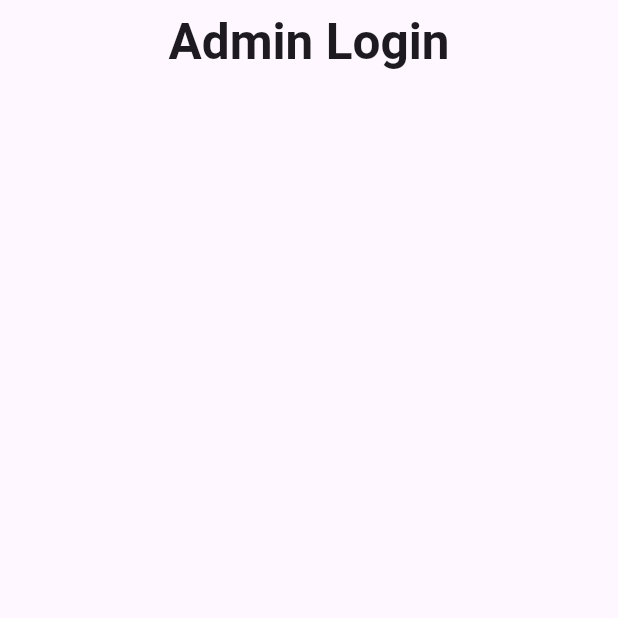
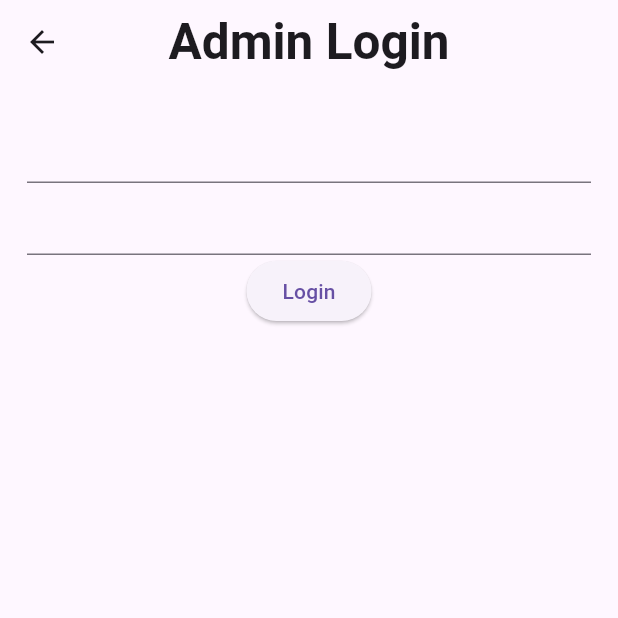
Before and after one commit to AvezChadchan/event_scheduler, a Flutter app: the screen it shows after launch, after a tap on "Login as Admin", on a phone screen of 412 x 824 dp, the top half of it. Run offline on Flutter 3.47's test engine with Material 3 defaults, Android fonts, the phone set to English and light mode, and no system bars; our stand-ins replace google_fonts, sqflite; accounts and stored records are empty.

Commit message:
feat: Add Admin dashboard and basic login screen

```diff
--- a/lib/Login/adminlogin.dart
+++ b/lib/Login/adminlogin.dart
@@ -1,8 +1,34 @@
 import 'package:flutter/material.dart';
+import 'package:event_scheduler/screens/admin_dashboard.dart';
 
-class AdminLogin extends StatelessWidget {
-  var userName = TextEditingController();
-  var passWord = TextEditingController();
+class AdminLogin extends StatefulWidget {
+  @override
+  State<AdminLogin> createState() => _AdminLoginState();
+}
+
+class _AdminLoginState extends State<AdminLogin> {
+  final emailController = TextEditingController();
+  final passwordController = TextEditingController();
+  void login() {
+    // if (emailController.text == "admin@college.com" &&
+    //     passwordController.text == "admin123") {
+    //   Navigator.pushReplacement(
+    //     context,
+    //     MaterialPageRoute(builder: (context) => AdminDashboard()),
+    //   );
+    // }
+    // else if(emailController.text != "admin@college.com" && passwordController.text != "admin123"){
+    //   ScaffoldMessenger.of(
+    //     context,
+    //   ).showSnackBar(SnackBar(content: Text("Invaldid credentials")));
+    // }
+    // else {
+    //   ScaffoldMessenger.of(
+    //     context,
+    //   ).showSnackBar(SnackBar(content: Text("Fill all the fields")));
+    // }
+  }
+
   @override
   Widget build(BuildContext context) {
     return Scaffold(
@@ -13,7 +39,16 @@ class AdminLogin extends StatelessWidget {
         ),
         centerTitle: true,
       ),
-
+      body: Padding(
+        padding: const EdgeInsets.all(18.0),
+        child: Column(
+          children: [
+            TextField(controller: emailController),
+            TextField(controller: passwordController),
+            ElevatedButton(onPressed: () => login(), child: Text("Login")),
+          ],
+        ),
+      ),
     );
   }
 }
--- a/lib/Login/mainlogin.dart
+++ b/lib/Login/mainlogin.dart
@@ -20,7 +20,7 @@ class MainLogin extends StatelessWidget {
           ElevatedButton(
             child: Text("Login as Admin"),
             onPressed:
-                () => Navigator.pushReplacement(
+                () => Navigator.push(
                   context,
                   MaterialPageRoute(builder: (context) => AdminLogin()),
                 ),
@@ -28,7 +28,7 @@ class MainLogin extends StatelessWidget {
           ElevatedButton(
             child: Text("Login as User"),
             onPressed:
-                () => Navigator.pushReplacement(
+                () => Navigator.push(
                   context,
                   MaterialPageRoute(builder: (context) => UserLogin()),
                 ),
--- a/lib/screens/admin_dashboard.dart
+++ b/lib/screens/admin_dashboard.dart
@@ -0,0 +1,15 @@
+import 'package:flutter/cupertino.dart';
+import 'package:flutter/material.dart';
+
+class AdminDashboard extends StatelessWidget{
+  @override
+  Widget build(BuildContext context) {
+    return Scaffold(
+      appBar: AppBar(
+      title: Text("Dashboard"),
+        centerTitle: true,
+      ),
+    );
+  }
+
+}
```
